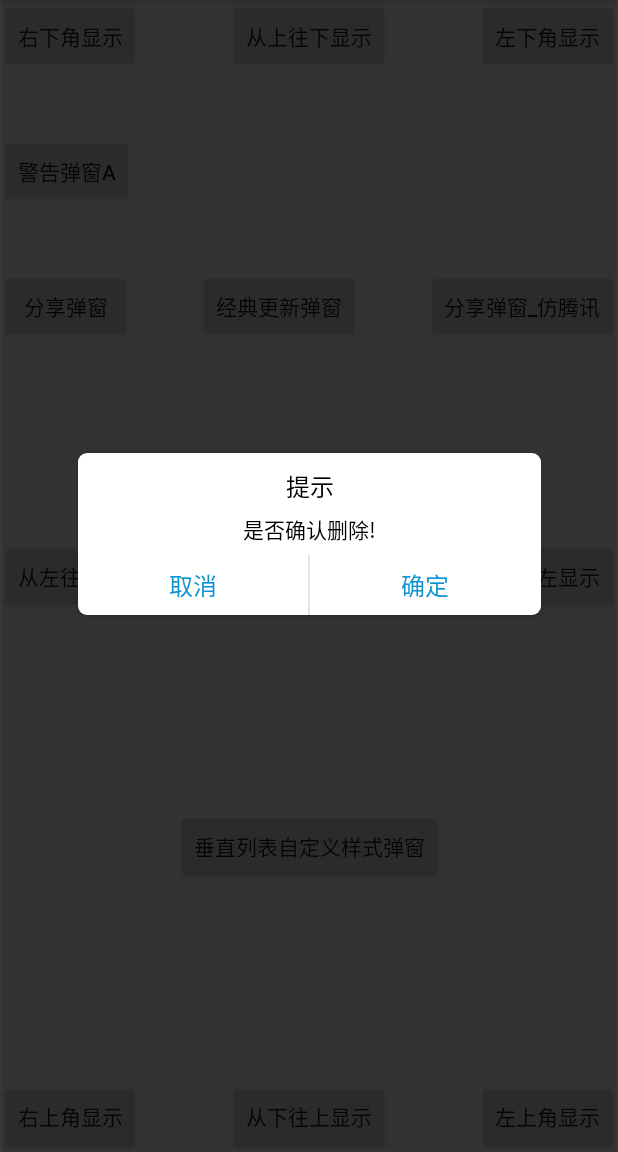
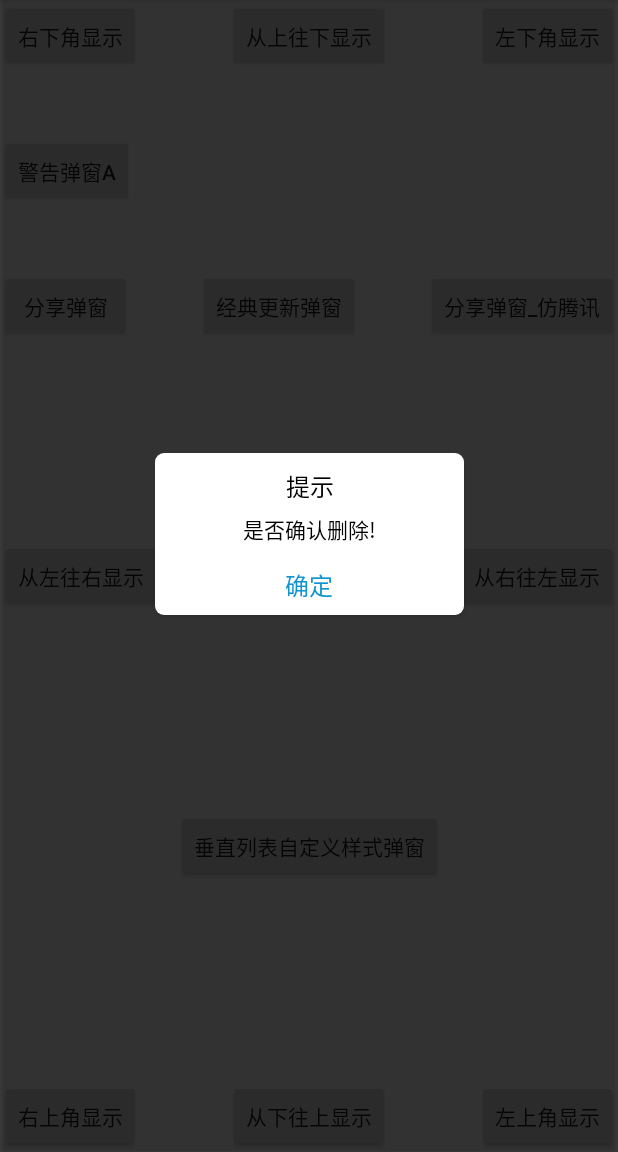
Before and after one commit to FanChael/CommonPopupWindow, an Android app: the screen it shows after launch (MainActivity), after a tap on "警告弹窗A", on a phone screen of 412 x 824 dp, the part 84-1236 px from its top. Run offline under Robolectric (Android 15) with nearby library versions, the light colour scheme and no system bars; 1 statement that could not run was skipped.

Commit message:
完善警告弹窗，增加独立确定按钮样式；

```diff
--- a/app/src/main/java/pop/hl/com/commonpopupwindow/MainActivity.java
+++ b/app/src/main/java/pop/hl/com/commonpopupwindow/MainActivity.java
@@ -266,7 +266,8 @@ public class MainActivity extends AppCompatActivity {
                 break;
             case R.id.am_alertA_btn:
                 builder = AlertPopView.showALertTypeA(this, view,
-                        "提示", "是否确认删除!", "#f0008DCF", new OnEventListenner.OnAlertClickListenner() {
+                        "提示", "是否确认删除!", "#f0008DCF",
+                        true, new OnEventListenner.OnAlertClickListenner() {
                             @Override
                             public void onClick(View view, AlertPopView.CALLBACK_TYPE callback_type) {
 
--- a/poplibrary/src/main/java/pop/hl/com/poplibrary/AlertPopView.java
+++ b/poplibrary/src/main/java/pop/hl/com/poplibrary/AlertPopView.java
@@ -44,7 +44,9 @@ public class AlertPopView {
                                                  String _allColor, boolean _bCancelDismiss,
                                                  OnEventListenner.OnAlertClickListenner _onAlertClickListenner) {
         return new Builder(_context)
-                .create(_title, _message, _nagative, _positive, _allColor, _bCancelDismiss, _achor)
+                .create(_title, _message, _nagative,
+                        _positive, _allColor, _bCancelDismiss,
+                        false, _achor)
                 .showAlertA(_onAlertClickListenner);
     }
 
@@ -66,7 +68,32 @@ public class AlertPopView {
                 .create(_title, _message,
                         _context.getResources().getString(R.string.cancel),
                         _context.getResources().getString(R.string.ok),
-                        _allColor, true, _achor)
+                        _allColor, true,
+                        false, _achor)
+                .showAlertA(_onAlertClickListenner);
+    }
+
+    /**
+     * 显示警告弹窗(A类型警告弹窗) - 只有确定按钮
+     * @param _context
+     * @param _achor
+     * @param _title - 标题
+     * @param _message - 提示消息
+     * @param _allColor - 主题颜色 - 目前针对左右按钮
+     * @param _bOkDismiss - 点击确定是否消失弹窗
+     * @param _onAlertClickListenner
+     * @return
+     */
+    public static BasePop.Builder showALertTypeA(Context _context, View _achor,
+                                                 String _title, String _message,
+                                                 String _allColor, boolean _bOkDismiss,
+                                                 OnEventListenner.OnAlertClickListenner _onAlertClickListenner) {
+        return new Builder(_context)
+                .create(_title, _message,
+                         "",
+                        _context.getResources().getString(R.string.ok),
+                        _allColor, true,
+                        _bOkDismiss, _achor)
                 .showAlertA(_onAlertClickListenner);
     }
 
@@ -79,9 +106,10 @@ public class AlertPopView {
         private WeakReference<Context> contextWeakReference;
         private BasePop.Builder builder = null;
         private String titleS, messageS;
-        private String nagativeS, positiveS;
+        private String nagativeS = "", positiveS;
         private String allColor;
         private boolean bCancelDismiss;
+        private boolean bOkDismiss;
 
         public Builder(Context _context) {
             this.contextWeakReference = new WeakReference<>(_context);
@@ -90,6 +118,7 @@ public class AlertPopView {
         public Builder create(String _title, String _message,
                               String _nagative, String _positive,
                               String _allColor, boolean _bCancelDismis,
+                              boolean _bOkDismiss,
                               View _achor) {
             this.allColor = _allColor;
             this.titleS = _title;
@@ -97,6 +126,7 @@ public class AlertPopView {
             this.positiveS = _positive;
             this.nagativeS = _nagative;
             this.bCancelDismiss = _bCancelDismis;
+            this.bOkDismiss = _bOkDismiss;
             this.builder = new BasePop.Builder(contextWeakReference.get())
                     .create(_achor)
                     .setOutsideTouchable(false)
@@ -120,9 +150,15 @@ public class AlertPopView {
             TextView title = popView.findViewById(R.id.pa_title);
             TextView message = popView.findViewById(R.id.pa_message);
             TextView negativeTv = popView.findViewById(R.id.pa_negativeTv);
+            ConstraintLayout negative = popView.findViewById(R.id.pa_negative);
             TextView positiveTv = popView.findViewById(R.id.pa_positiveTv);
 
-            int windowW = ScreenUtil.getScreenW(contextWeakReference.get()) * 3 / 4;
+            int windowW;
+            if (null == nagativeS || nagativeS.equals("")){
+                windowW = ScreenUtil.getScreenW(contextWeakReference.get()) * 1 / 2;
+            }else{
+                windowW = ScreenUtil.getScreenW(contextWeakReference.get()) * 3 / 4;
+            }
             ///< 内容宽度为屏幕的3/4
             ScreenUtil.setConstraintLayoutWH(alertContentRoot, windowW, -1);
 
@@ -131,6 +167,10 @@ public class AlertPopView {
             message.setText(messageS);
             negativeTv.setText(nagativeS);
             positiveTv.setText(positiveS);
+
+            if (null == nagativeS || nagativeS.equals("")){
+                negative.setVisibility(View.GONE);
+            }
 
             ///< 设置主题
             negativeTv.setTextColor(Color.parseColor(allColor));
@@ -158,6 +198,10 @@ public class AlertPopView {
                     if (null != _onAlertClickListenner){
                         _onAlertClickListenner.onClick(v, CALLBACK_TYPE.OK);
                     }
+
+                    if (bOkDismiss && (null == nagativeS || nagativeS.equals(""))){
+                        builder.dissmiss();
+                    }
                 }
             });
             builder.show(BasePopView.SIMPLE_GRAVITY.CENTER_IN_PARENT);
```
Also changed, not shown: 4 other files.
